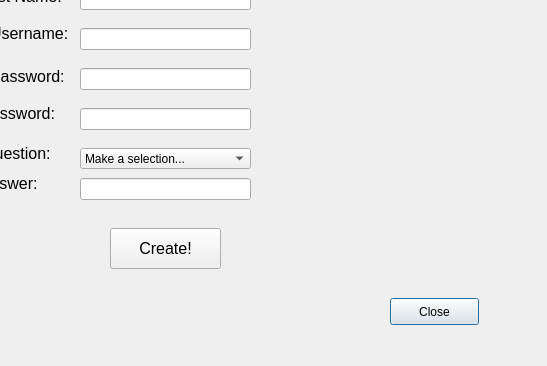
Nicholas-LeBoeuf/RemoteWorkouts, file newuserwindow.ui: the form before one commit; both pictures show x 240 to 787 and y 182 to 548 of the 787 by 548 pixel window.
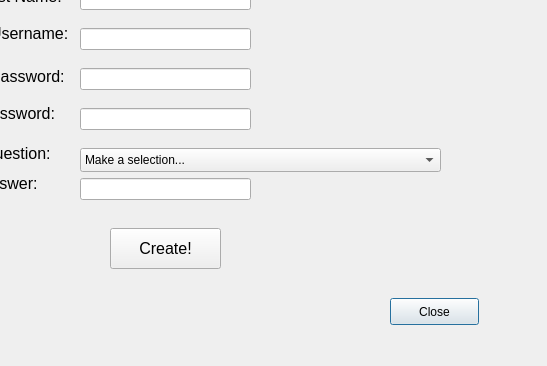
The form after the commit.

The edit to the form file:
```diff
--- a/newuserwindow.ui
+++ b/newuserwindow.ui
@@ -213,10 +213,13 @@
     <rect>
      <x>320</x>
      <y>330</y>
-     <width>171</width>
-     <height>21</height>
+     <width>361</width>
+     <height>24</height>
     </rect>
    </property>
+   <property name="sizeAdjustPolicy">
+    <enum>QComboBox::AdjustToContentsOnFirstShow</enum>
+   </property>
    <item>
     <property name="text">
      <string>Make a selection...</string>
```
